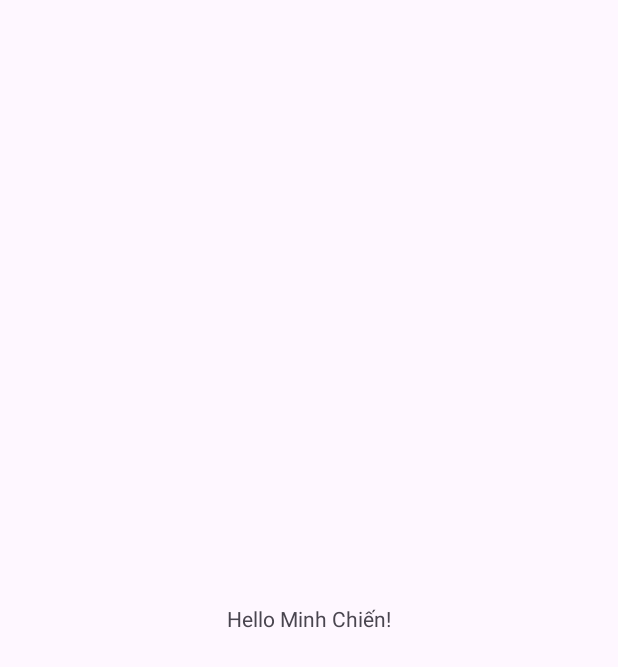
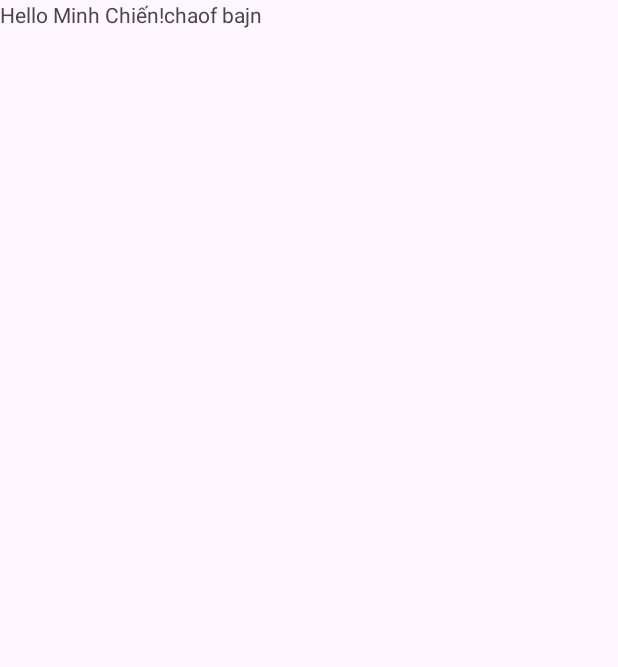
Before and after one commit to MinhChien204/Fhotel, an Android app: the screen it shows after launch (MainActivity), on a phone screen of 412 x 824 dp. Before the commit the part shown is almost empty. Shown: the top 667 px of the screen. Run offline under Robolectric (Android 15) with nearby library versions, the phone set to English and light mode, and no system bars.

Commit message:
add branch

```diff
--- a/app/src/main/res/layout/activity_main.xml
+++ b/app/src/main/res/layout/activity_main.xml
@@ -1,5 +1,5 @@
 <?xml version="1.0" encoding="utf-8"?>
-<androidx.constraintlayout.widget.ConstraintLayout xmlns:android="http://schemas.android.com/apk/res/android"
+<LinearLayout xmlns:android="http://schemas.android.com/apk/res/android"
     xmlns:app="http://schemas.android.com/apk/res-auto"
     xmlns:tools="http://schemas.android.com/tools"
     android:id="@+id/main"
@@ -16,4 +16,10 @@
         app:layout_constraintStart_toStartOf="parent"
         app:layout_constraintTop_toTopOf="parent" />
 
-</androidx.constraintlayout.widget.ConstraintLayout>
+    <TextView
+        android:layout_width="wrap_content"
+        android:layout_height="wrap_content"
+        android:text="chaof bajn"
+        />
+
+</LinearLayout>
```
